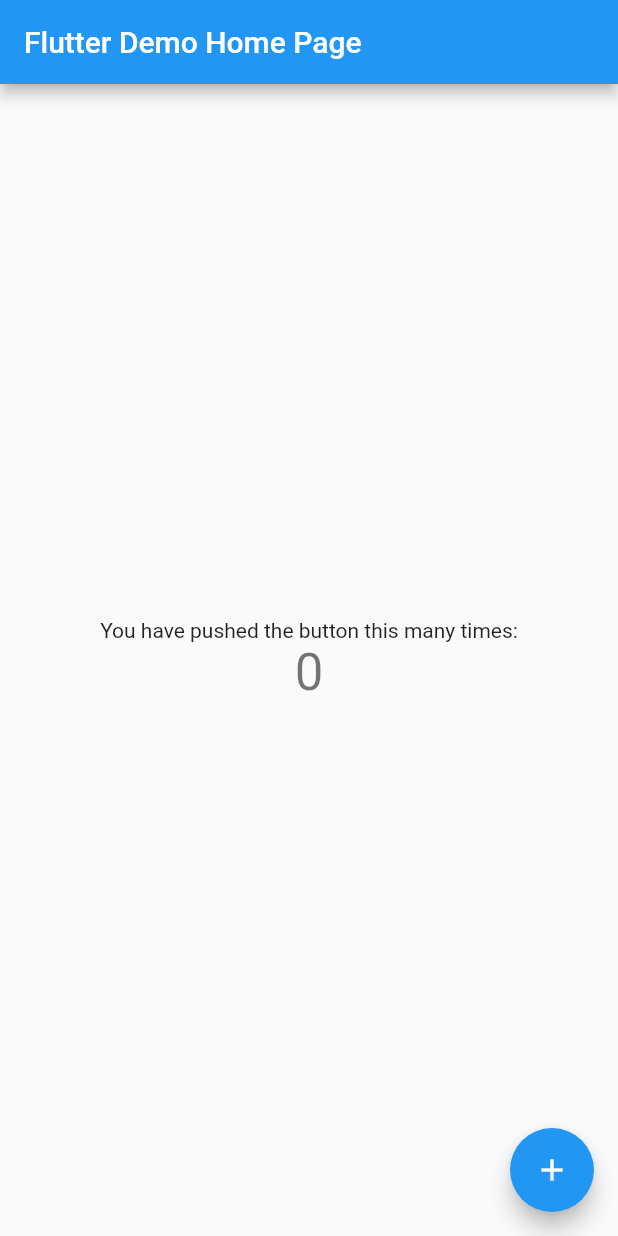
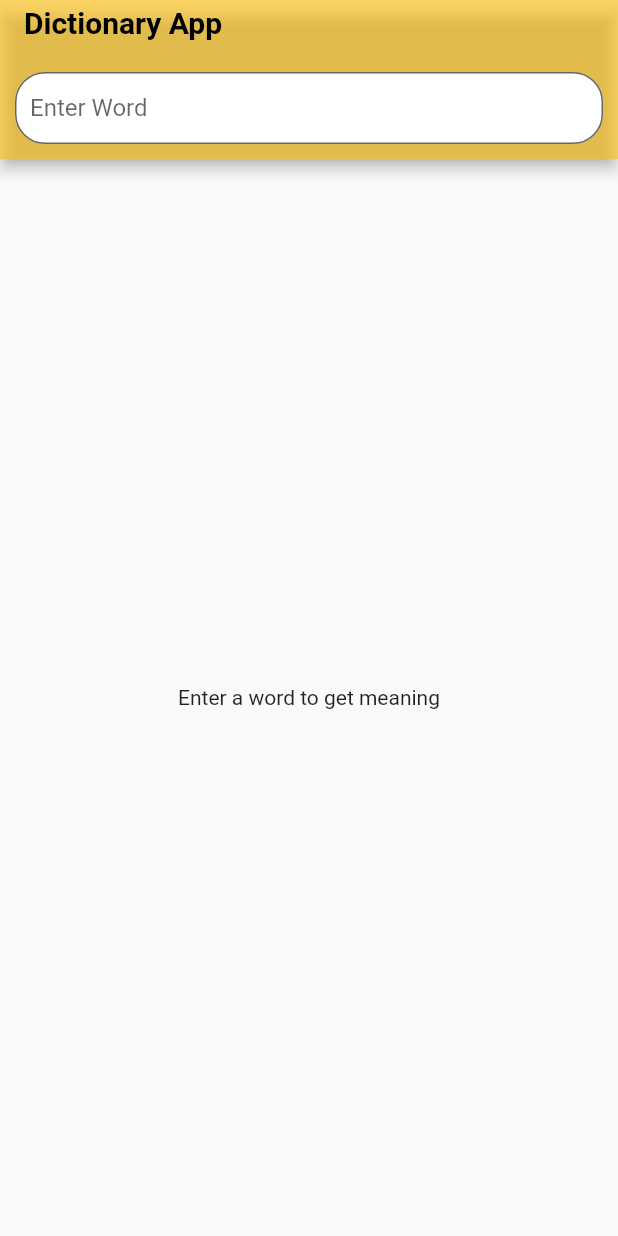
Before and after one commit to infiniteoverflow/Dictionary-App, a Flutter app: the screen it shows after launch, on a phone screen of 412 x 824 dp. Run offline on Flutter 3.47's test engine with Material 2 defaults, Android fonts, the phone set to English and light mode, and no system bars.

Commit message:
Added Model and Util files

```diff
--- /dev/null
+++ b/lib/dictionaryModel.dart
@@ -0,0 +1,49 @@
+class Definition {
+  final String? type;
+  final String? definition;
+  final String? example;
+  final String? imageUrl;
+  final String? emoji;
+
+  Definition({this.type, this.definition,
+    this.example, this.imageUrl, this.emoji});
+
+  factory Definition.fromJson(Map<String,dynamic> json) {
+    print(json);
+    return Definition(
+      type: json['type'],
+      definition: json['definition'],
+      example: json['example'],
+      imageUrl: json['image_url'],
+      emoji: json['emoji']
+    );
+  }
+}
+
+class Definitions {
+  List<Definition> definitions;
+
+  Definitions({required this.definitions});
+
+  factory Definitions.fromList(List<dynamic> lists) {
+    return Definitions(
+      definitions: lists.map((e) => Definition.fromJson(e)).toList(),
+    );
+  }
+}
+
+class Dictionary {
+  Definitions? definitions;
+  String? word;
+  String? pronunciation;
+
+  Dictionary({this.definitions,this.word,this.pronunciation});
+
+  factory Dictionary.fromJson(Map<String,dynamic> json) {
+    return Dictionary(
+      definitions: Definitions.fromList(json['definitions']),
+      word: json['word'],
+      pronunciation: json['pronunciation'],
+    );
+  }
+}
--- /dev/null
+++ b/lib/dictionaryUtil.dart
@@ -0,0 +1,22 @@
+import 'dart:convert';
+
+import 'package:dictionary/dictionaryModel.dart';
+import 'package:http/http.dart' as http;
+
+Future<Dictionary> getDictionary(String word) async {
+  print(word);
+  String baseUrl = "https://owlbot.info/api/v4/dictionary/$word";
+  var response = await http.get(Uri.parse(baseUrl),headers: {
+    "Authorization": "Token d22d0fdd30e41b66f7d4c6d8bbde4ca021c0abdd"
+  });
+
+  if(response.body.contains('No definition :(')) {
+    return Dictionary();
+  }
+  Map<String,dynamic> dictionaryResponse = json.decode(response.body);
+
+  if(response.statusCode == 200) {
+    return Dictionary.fromJson(dictionaryResponse);
+  }
+  return Dictionary();
+}
--- a/lib/main.dart
+++ b/lib/main.dart
@@ -1,3 +1,7 @@
+import 'dart:async';
+
+import 'package:dictionary/dictionaryModel.dart';
+import 'package:dictionary/dictionaryUtil.dart';
 import 'package:flutter/material.dart';
 
 void main() {
@@ -5,39 +9,20 @@ void main() {
 }
 
 class MyApp extends StatelessWidget {
-  // This widget is the root of your application.
   @override
   Widget build(BuildContext context) {
     return MaterialApp(
       title: 'Flutter Demo',
       theme: ThemeData(
-        // This is the theme of your application.
-        //
-        // Try running your application with "flutter run". You'll see the
-        // application has a blue toolbar. Then, without quitting the app, try
-        // changing the primarySwatch below to Colors.green and then invoke
-        // "hot reload" (press "r" in the console where you ran "flutter run",
-        // or simply save your changes to "hot reload" in a Flutter IDE).
-        // Notice that the counter didn't reset back to zero; the application
-        // is not restarted.
         primarySwatch: Colors.blue,
       ),
-      home: MyHomePage(title: 'Flutter Demo Home Page'),
+      home: MyHomePage(title: 'Dictionary App'),
     );
   }
 }
 
 class MyHomePage extends StatefulWidget {
-  MyHomePage({Key key, this.title}) : super(key: key);
-
-  // This widget is the home page of your application. It is stateful, meaning
-  // that it has a State object (defined below) that contains fields that affect
-  // how it looks.
-
-  // This class is the configuration for the state. It holds the values (in this
-  // case the title) provided by the parent (in this case the App widget) and
-  // used by the build method of the State. Fields in a Widget subclass are
-  // always marked "final".
+  MyHomePage({Key? key, required this.title}) : super(key: key);
 
   final String title;
 
@@ -46,68 +31,169 @@ class MyHomePage extends StatefulWidget {
 }
 
 class _MyHomePageState extends State<MyHomePage> {
-  int _counter = 0;
 
-  void _incrementCounter() {
-    setState(() {
-      // This call to setState tells the Flutter framework that something has
-      // changed in this State, which causes it to rerun the build method below
-      // so that the display can reflect the updated values. If we changed
-      // _counter without calling setState(), then the build method would not be
-      // called again, and so nothing would appear to happen.
-      _counter++;
-    });
+  Dictionary dictionary = Dictionary();
+  TextEditingController _controller = TextEditingController();
+
+  StreamController? _streamController;
+  Stream? _stream;
+
+  Timer? debounce;
+
+  search() async{
+    if(_controller.text == null || _controller.text.length == 0) {
+      _streamController?.add(null);
+    } else {
+
+      _streamController?.add('waiting');
+      Dictionary dictionary = await getDictionary(_controller.text);
+      if(dictionary.word == null) _streamController?.add("No data found");
+      else _streamController?.add(dictionary);
+    }
+  }
+
+  @override
+  void initState() {
+    // TODO: implement initState
+    super.initState();
+
+    _streamController = StreamController();
+    _stream = _streamController?.stream;
+  }
+
+  @override
+  void dispose() {
+    // TODO: implement dispose
+    _streamController?.close();
+    super.dispose();
   }
 
   @override
   Widget build(BuildContext context) {
-    // This method is rerun every time setState is called, for instance as done
-    // by the _incrementCounter method above.
-    //
-    // The Flutter framework has been optimized to make rerunning build methods
-    // fast, so that you can just rebuild anything that needs updating rather
-    // than having to individually change instances of widgets.
     return Scaffold(
       appBar: AppBar(
-        // Here we take the value from the MyHomePage object that was created by
-        // the App.build method, and use it to set our appbar title.
-        title: Text(widget.title),
+        title: Text(
+            widget.title,
+          style: TextStyle(
+            fontSize: 20,
+            color: Colors.black,
+            fontWeight: FontWeight.bold
+          ),
+        ),
+        bottom: PreferredSize(
+          preferredSize: Size.fromHeight(50),
+          child: Padding(
+            padding: EdgeInsets.only(top:8.0),
+            child: Row(
+              children: [
+                Expanded(
+                  child: Container(
+                    child: Padding(
+                      padding: const EdgeInsets.all(10.0),
+                      child: TextFormField(
+                        onChanged: (text) {
+                          if(debounce?.isActive?? false) debounce?.cancel();
+                          debounce = Timer(Duration(seconds: 1), () {
+                            search();
+                          });
+                        },
+                        controller: _controller,
+                        decoration: InputDecoration(
+                          contentPadding: EdgeInsets.symmetric(vertical: 10,horizontal: 10),
+                          border: OutlineInputBorder(
+                            borderRadius: BorderRadius.circular(20)
+                          ),
+                          filled: true,
+                          fillColor: Colors.white,
+                          hintText: "Enter Word",
+                        ),
+                      ),
+                    ),
+                  ),
+                ),
+              ],
+            ),
+          ),
+        ),
+        backgroundColor: Colors.amber.withOpacity(0.6),
       ),
-      body: Center(
-        // Center is a layout widget. It takes a single child and positions it
-        // in the middle of the parent.
-        child: Column(
-          // Column is also a layout widget. It takes a list of children and
-          // arranges them vertically. By default, it sizes itself to fit its
-          // children horizontally, and tries to be as tall as its parent.
-          //
-          // Invoke "debug painting" (press "p" in the console, choose the
-          // "Toggle Debug Paint" action from the Flutter Inspector in Android
-          // Studio, or the "Toggle Debug Paint" command in Visual Studio Code)
-          // to see the wireframe for each widget.
-          //
-          // Column has various properties to control how it sizes itself and
-          // how it positions its children. Here we use mainAxisAlignment to
-          // center the children vertically; the main axis here is the vertical
-          // axis because Columns are vertical (the cross axis would be
-          // horizontal).
-          mainAxisAlignment: MainAxisAlignment.center,
-          children: <Widget>[
-            Text(
-              'You have pushed the button this many times:',
-            ),
-            Text(
-              '$_counter',
-              style: Theme.of(context).textTheme.headline4,
-            ),
-          ],
-        ),
+      body: StreamBuilder(
+        stream: _stream,
+        builder: (context,snapshot) {
+          if(snapshot.data == null) {
+            return Center(
+              child: Text(
+                "Enter a word to get meaning",
+              ),
+            );
+          } else if(snapshot.data == "waiting"){
+            return Center(
+              child: CircularProgressIndicator(),
+            );
+          } else if(snapshot.data == "No data found") {
+            return Center(
+              child: Text(
+                "No Data Found",
+              ),
+            );
+          } else {
+            Dictionary dictionary = snapshot.data as Dictionary;
+            print(dictionary.definitions?.definitions[0].imageUrl);
+            return ListView.builder(
+              itemCount: dictionary.definitions?.definitions.length,
+              itemBuilder:(context,index) {
+                return Padding(
+                  padding: const EdgeInsets.all(8.0),
+                  child: Card(
+                    child: Container(
+                      decoration: BoxDecoration(
+                          color: Colors.white
+                      ),
+                      child: Column(
+                        children: [
+                          Row(
+                            mainAxisAlignment: MainAxisAlignment.center,
+                            children: [
+                              Text(
+                                (dictionary.word?.toUpperCase()?? "-" ),
+                                style: TextStyle(
+                                  fontWeight: FontWeight.bold,
+                                  fontSize: 25,
+                                ),
+                              ),
+                              Text(
+                                " (${dictionary.definitions?.definitions[index].type?? "-"})",
+                              ),
+                            ],
+                          ),
+                          Padding(
+                            padding: const EdgeInsets.all(8.0),
+                            child: Text(
+                              dictionary.definitions?.definitions[index].definition?? "-",
+                              textAlign: TextAlign.center,
+                            ),
+                          ),
+
+                          Padding(
+                            padding: const EdgeInsets.all(8.0),
+                            child: Text(
+                              "Example : "+(dictionary.definitions?.definitions[index].example?? "-"),
+                              textAlign: TextAlign.center,
+                              style: TextStyle(
+                                fontWeight: FontWeight.bold
+                              ),
+                            ),
+                          )
+                        ],
+                      ),
+                    ),
+                  ),
+                );
+              }
+            );
+          }
+        }
       ),
-      floatingActionButton: FloatingActionButton(
-        onPressed: _incrementCounter,
-        tooltip: 'Increment',
-        child: Icon(Icons.add),
-      ), // This trailing comma makes auto-formatting nicer for build methods.
     );
   }
 }
--- a/pubspec.yaml
+++ b/pubspec.yaml
@@ -18,7 +18,7 @@ publish_to: 'none' # Remove this line if you wish to publish to pub.dev
 version: 1.0.0+1
 
 environment:
-  sdk: ">=2.7.0 <3.0.0"
+  sdk: ">=2.12.0 <3.0.0"
 
 dependencies:
   flutter:
@@ -28,6 +28,7 @@ dependencies:
   # The following adds the Cupertino Icons font to your application.
   # Use with the CupertinoIcons class for iOS style icons.
   cupertino_icons: ^1.0.2
+  http: ^0.13.0
 
 dev_dependencies:
   flutter_test:
```
Also changed, not shown: pubspec.lock.
